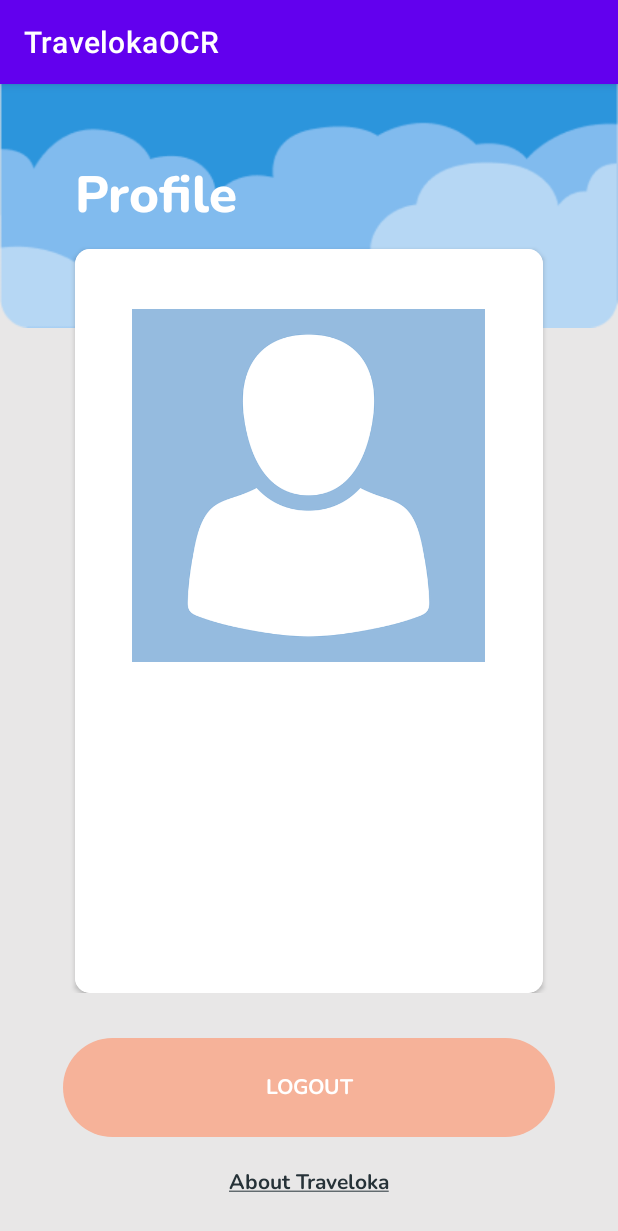
After one commit to capstone-bangkit-c22-ky01/TravelokaOCR, an Android app: the ProfileActivity screen opened directly, with no data from a screen before it, on a phone screen of 412 x 824 dp. The commit adds this screen. Shown: the top 1231 px of the screen. Run offline under Robolectric (Android 15) with nearby library versions, the phone set to English and light mode, and no system bars.

Commit message:
profile .xml raw

```diff
--- a/app/src/main/AndroidManifest.xml
+++ b/app/src/main/AndroidManifest.xml
@@ -9,6 +9,9 @@
         android:roundIcon="@mipmap/ic_launcher_round"
         android:supportsRtl="true"
         android:theme="@style/Theme.TravelokaOCR">
+        <activity
+            android:name=".ui.profile.ProfileActivity"
+            android:exported="false" />
         <activity
             android:name=".ui.login.LoginActivity"
             android:exported="false" />
--- a/app/src/main/java/com/example/travelokaocr/customview/FullNameEditTextView.kt
+++ /dev/null
@@ -1,25 +0,0 @@
-package com.example.travelokaocr.customview
-
-import android.content.Context
-import android.graphics.Canvas
-import android.util.AttributeSet
-import android.view.View
-import androidx.appcompat.widget.AppCompatEditText
-import com.example.travelokaocr.R
-
-class FullNameEditTextView : AppCompatEditText {
-    constructor(context: Context) : super(context) {
-    }
-
-    constructor(context: Context, attrs: AttributeSet) : super(context, attrs) {
-
-    }
-
-    constructor(context: Context, attrs: AttributeSet, defStyleAttr: Int) : super(context, attrs, defStyleAttr) {
-
-    }
-
-    override fun onDraw(canvas: Canvas?) {
-        super.onDraw(canvas)
-    }
-}
--- /dev/null
+++ b/app/src/main/java/com/example/travelokaocr/ui/customview/AuthenticationButton.kt
@@ -0,0 +1,38 @@
+package com.example.travelokaocr.ui.customview
+
+import android.content.Context
+import android.graphics.Canvas
+import android.graphics.drawable.Drawable
+import android.util.AttributeSet
+import android.view.Gravity
+import androidx.appcompat.widget.AppCompatButton
+import androidx.core.content.ContextCompat
+import com.example.travelokaocr.R
+
+class AuthenticationButton: AppCompatButton {
+
+    private lateinit var enabledBackground: Drawable
+    private lateinit var disabledBackground: Drawable
+
+    constructor(context: Context) : super(context) {
+        init()
+    }
+
+    constructor(context: Context, attrs: AttributeSet) : super(context, attrs) {
+        init()
+    }
+
+    constructor(context: Context, attrs: AttributeSet, defStyleAttr: Int) : super(context, attrs, defStyleAttr) {
+        init()
+    }
+
+    override fun onDraw(canvas: Canvas?) {
+        super.onDraw(canvas)
+        background = if(isEnabled) enabledBackground else disabledBackground
+    }
+
+    private fun init() {
+        enabledBackground = ContextCompat.getDrawable(context, R.drawable.bg_button) as Drawable
+        disabledBackground = ContextCompat.getDrawable(context, R.drawable.bg_button_disabled) as Drawable
+    }
+}
--- a/app/src/main/java/com/example/travelokaocr/customview/EmailEditTextView.kt
+++ b/app/src/main/java/com/example/travelokaocr/ui/customview/EmailEditTextView.kt
@@ -1,4 +1,4 @@
-package com.example.travelokaocr.customview
+package com.example.travelokaocr.ui.customview
 
 import android.content.Context
 import android.graphics.Canvas
--- a/app/src/main/java/com/example/travelokaocr/customview/PasswordEditTextView.kt
+++ b/app/src/main/java/com/example/travelokaocr/ui/customview/FullNameEditTextView.kt
@@ -1,4 +1,4 @@
-package com.example.travelokaocr.customview
+package com.example.travelokaocr.ui.customview
 
 import android.content.Context
 import android.graphics.Canvas
@@ -7,7 +7,7 @@ import android.view.View
 import androidx.appcompat.widget.AppCompatEditText
 import com.example.travelokaocr.R
 
-class PasswordEditTextView : AppCompatEditText {
+class FullNameEditTextView : AppCompatEditText {
     constructor(context: Context) : super(context) {
     }
 
--- a/app/src/main/java/com/example/travelokaocr/customview/AuthenticationButton.kt
+++ b/app/src/main/java/com/example/travelokaocr/ui/customview/GoogleButton.kt
@@ -1,4 +1,4 @@
-package com.example.travelokaocr.customview
+package com.example.travelokaocr.ui.customview
 
 import android.content.Context
 import android.graphics.Canvas
@@ -9,30 +9,21 @@ import androidx.appcompat.widget.AppCompatButton
 import androidx.core.content.ContextCompat
 import com.example.travelokaocr.R
 
-class AuthenticationButton: AppCompatButton {
-
-    private lateinit var enabledBackground: Drawable
-    private lateinit var disabledBackground: Drawable
+class GoogleButton: AppCompatButton {
 
     constructor(context: Context) : super(context) {
-        init()
+
     }
 
     constructor(context: Context, attrs: AttributeSet) : super(context, attrs) {
-        init()
+
     }
 
     constructor(context: Context, attrs: AttributeSet, defStyleAttr: Int) : super(context, attrs, defStyleAttr) {
-        init()
+
     }
 
     override fun onDraw(canvas: Canvas?) {
         super.onDraw(canvas)
-        background = if(isEnabled) enabledBackground else disabledBackground
-    }
-
-    private fun init() {
-        enabledBackground = ContextCompat.getDrawable(context, R.drawable.bg_button) as Drawable
-        disabledBackground = ContextCompat.getDrawable(context, R.drawable.bg_button_disabled) as Drawable
     }
 }
--- a/app/src/main/java/com/example/travelokaocr/customview/GoogleButton.kt
+++ b/app/src/main/java/com/example/travelokaocr/ui/customview/PasswordEditTextView.kt
@@ -1,18 +1,14 @@
-package com.example.travelokaocr.customview
+package com.example.travelokaocr.ui.customview
 
 import android.content.Context
 import android.graphics.Canvas
-import android.graphics.drawable.Drawable
 import android.util.AttributeSet
-import android.view.Gravity
-import androidx.appcompat.widget.AppCompatButton
-import androidx.core.content.ContextCompat
+import android.view.View
+import androidx.appcompat.widget.AppCompatEditText
 import com.example.travelokaocr.R
 
-class GoogleButton: AppCompatButton {
-
+class PasswordEditTextView : AppCompatEditText {
     constructor(context: Context) : super(context) {
-
     }
 
     constructor(context: Context, attrs: AttributeSet) : super(context, attrs) {
--- /dev/null
+++ b/app/src/main/java/com/example/travelokaocr/ui/profile/ProfileActivity.kt
@@ -0,0 +1,14 @@
+package com.example.travelokaocr.ui.profile
+
+import androidx.appcompat.app.AppCompatActivity
+import android.os.Bundle
+import com.example.travelokaocr.databinding.ActivityProfileBinding
+
+class ProfileActivity : AppCompatActivity() {
+    private lateinit var binding : ActivityProfileBinding
+    override fun onCreate(savedInstanceState: Bundle?) {
+        super.onCreate(savedInstanceState)
+        binding = ActivityProfileBinding.inflate(layoutInflater)
+        setContentView(binding.root)
+    }
+}
--- a/app/src/main/res/layout/activity_login.xml
+++ b/app/src/main/res/layout/activity_login.xml
@@ -15,6 +15,7 @@
             android:id="@+id/rl_sign_up_banner"
             android:layout_width="match_parent"
             android:layout_height="wrap_content"
+            android:layout_marginTop="-5dp"
             app:layout_constraintTop_toTopOf="parent"
             app:layout_constraintEnd_toEndOf="parent"
             app:layout_constraintStart_toStartOf="parent">
@@ -65,7 +66,7 @@
             app:layout_constraintStart_toStartOf="parent"
             app:layout_constraintEnd_toEndOf="parent">
 
-            <com.example.travelokaocr.customview.EmailEditTextView
+            <com.example.travelokaocr.ui.customview.EmailEditTextView
                 android:id="@+id/etv_email"
                 android:layout_width="match_parent"
                 android:layout_height="60dp"
@@ -79,7 +80,7 @@
                 android:textColorHint="@color/font_hint"
                 tools:ignore="RtlSymmetry" />
 
-            <com.example.travelokaocr.customview.PasswordEditTextView
+            <com.example.travelokaocr.ui.customview.PasswordEditTextView
                 android:id="@+id/etv_password"
                 android:layout_width="match_parent"
                 android:layout_height="60dp"
@@ -93,7 +94,7 @@
                 android:textColorHint="@color/font_hint"
                 tools:ignore="RtlSymmetry"/>
 
-            <com.example.travelokaocr.customview.AuthenticationButton
+            <com.example.travelokaocr.ui.customview.AuthenticationButton
                 android:id="@+id/btn_login"
                 android:layout_width="match_parent"
                 android:layout_height="66dp"
@@ -138,7 +139,7 @@
                 android:background="@color/font"/>
         </LinearLayout>
 
-        <com.example.travelokaocr.customview.GoogleButton
+        <com.example.travelokaocr.ui.customview.GoogleButton
             android:id="@+id/btn_sign_up_with_google"
             android:layout_width="208dp"
             android:layout_height="60dp"
--- /dev/null
+++ b/app/src/main/res/layout/activity_profile.xml
@@ -0,0 +1,99 @@
+<?xml version="1.0" encoding="utf-8"?>
+<ScrollView xmlns:android="http://schemas.android.com/apk/res/android"
+    xmlns:app="http://schemas.android.com/apk/res-auto"
+    xmlns:tools="http://schemas.android.com/tools"
+    android:layout_width="match_parent"
+    android:layout_height="match_parent"
+    android:background="@color/bg_page"
+    tools:context=".ui.profile.ProfileActivity">
+
+    <androidx.constraintlayout.widget.ConstraintLayout
+        android:layout_width="match_parent"
+        android:layout_height="wrap_content">
+        <RelativeLayout
+            android:id="@+id/rl_profile"
+            android:layout_width="wrap_content"
+            android:layout_height="wrap_content"
+            app:layout_constraintTop_toTopOf="parent"
+            app:layout_constraintStart_toStartOf="parent"
+            app:layout_constraintEnd_toEndOf="parent">
+
+            <ImageView
+                android:layout_width="match_parent"
+                android:layout_height="wrap_content"
+                android:layout_marginTop="-5dp"
+                android:src="@drawable/bg_header_profile"
+                android:contentDescription="@string/bg_header_profile" />
+
+            <TextView
+                android:id="@+id/tv_profile"
+                android:layout_width="match_parent"
+                android:layout_height="wrap_content"
+                android:layout_marginStart="50dp"
+                android:layout_marginTop="50dp"
+                android:layout_marginEnd="50dp"
+                android:fontFamily="@font/nunito_extra_bold"
+                android:text="@string/profile"
+                android:textColor="@color/white"
+                android:textSize="34sp"
+                android:textStyle="bold"
+                app:layout_constraintEnd_toEndOf="parent"
+                app:layout_constraintStart_toStartOf="parent"
+                app:layout_constraintTop_toTopOf="parent" />
+
+            <androidx.cardview.widget.CardView
+                android:id="@+id/cv_profile_container"
+                android:layout_width="328dp"
+                android:layout_height="496dp"
+                android:layout_marginTop="110dp"
+                android:layout_marginStart="50dp"
+                android:layout_marginEnd="50dp"
+                app:cardCornerRadius="10dp">
+                <ImageView
+                    android:layout_width="match_parent"
+                    android:layout_height="match_parent"
+                    android:background="@color/white"
+                    android:contentDescription="@string/content_profile" />
+                <ImageView
+                    android:layout_width="235dp"
+                    android:layout_height="235dp"
+                    android:layout_marginTop="40dp"
+                    android:layout_gravity="center_horizontal"
+                    android:src="@drawable/avatar"/>
+            </androidx.cardview.widget.CardView>
+        </RelativeLayout>
+
+        <com.example.travelokaocr.ui.customview.AuthenticationButton
+            android:id="@+id/btn_logout"
+            app:layout_constraintStart_toStartOf="parent"
+            app:layout_constraintEnd_toEndOf="parent"
+            app:layout_constraintTop_toBottomOf="@+id/rl_profile"
+            android:layout_width="328dp"
+            android:layout_height="66dp"
+            android:layout_marginTop="30dp"
+            android:background="@drawable/bg_button"
+            android:enabled="false"
+            android:fontFamily="@font/nunito_bold"
+            android:text="@string/logout"
+            android:textColor="@color/white" />
+
+        <TextView
+            android:layout_width="wrap_content"
+            android:layout_height="wrap_content"
+            app:layout_constraintStart_toStartOf="parent"
+            app:layout_constraintEnd_toEndOf="parent"
+            app:layout_constraintTop_toBottomOf="@+id/btn_logout"
+            app:layout_constraintBottom_toBottomOf="parent"
+            android:layout_marginTop="20dp"
+            android:layout_marginBottom="80dp"
+            android:fontFamily="@font/nunito_bold"
+            android:text="@string/about_traveloka"
+            android:textColor="@color/font"
+            android:paddingStart="20dp"
+            android:paddingEnd="20dp"
+            android:textSize="14sp"
+            android:textStyle="bold"/>
+
+    </androidx.constraintlayout.widget.ConstraintLayout>
+
+</ScrollView>
--- a/app/src/main/res/layout/activity_register.xml
+++ b/app/src/main/res/layout/activity_register.xml
@@ -15,6 +15,7 @@
             android:id="@+id/rl_sign_up_banner"
             android:layout_width="match_parent"
             android:layout_height="wrap_content"
+            android:layout_marginTop="-5dp"
             app:layout_constraintTop_toTopOf="parent"
             app:layout_constraintEnd_toEndOf="parent"
             app:layout_constraintStart_toStartOf="parent">
@@ -64,7 +65,7 @@
             app:layout_constraintTop_toBottomOf="@+id/tv_sign_up"
             app:layout_constraintStart_toStartOf="parent"
             app:layout_constraintEnd_toEndOf="parent">
-            <com.example.travelokaocr.customview.FullNameEditTextView
+            <com.example.travelokaocr.ui.customview.FullNameEditTextView
                 android:id="@+id/etv_full_name"
                 android:layout_width="match_parent"
                 android:layout_height="60dp"
@@ -77,7 +78,7 @@
                 android:textColorHint="@color/font_hint"
                 tools:ignore="RtlSymmetry" />
 
-            <com.example.travelokaocr.customview.EmailEditTextView
+            <com.example.travelokaocr.ui.customview.EmailEditTextView
                 android:id="@+id/etv_email"
                 android:layout_width="match_parent"
                 android:layout_height="60dp"
@@ -91,7 +92,7 @@
                 android:textColorHint="@color/font_hint"
                 tools:ignore="RtlSymmetry" />
 
-            <com.example.travelokaocr.customview.PasswordEditTextView
+            <com.example.travelokaocr.ui.customview.PasswordEditTextView
                 android:id="@+id/etv_password"
                 android:layout_width="match_parent"
                 android:layout_height="60dp"
@@ -105,7 +106,7 @@
                 android:textColorHint="@color/font_hint"
                 tools:ignore="RtlSymmetry"/>
 
-            <com.example.travelokaocr.customview.AuthenticationButton
+            <com.example.travelokaocr.ui.customview.AuthenticationButton
                 android:id="@+id/btn_sign_up"
                 android:layout_width="match_parent"
                 android:layout_height="66dp"
@@ -150,7 +151,7 @@
                 android:background="@color/font"/>
         </LinearLayout>
 
-        <com.example.travelokaocr.customview.GoogleButton
+        <com.example.travelokaocr.ui.customview.GoogleButton
             android:id="@+id/btn_sign_up_with_google"
             android:layout_width="208dp"
             android:layout_height="60dp"
--- a/app/src/main/res/values/colors.xml
+++ b/app/src/main/res/values/colors.xml
@@ -23,4 +23,6 @@
 
     <color name="font">#263238</color>
     <color name="font_hint">#93999C</color>
+
+    <color name="bg_page">#E8E7E7</color>
 </resources>
--- a/app/src/main/res/values/strings.xml
+++ b/app/src/main/res/values/strings.xml
@@ -23,9 +23,14 @@
     <string name="login_underline"><u>Login</u></string>
     <string name="scan_ktp_title">Scan ID Card (KTP)</string>
     <string name="scan_ktp_desc">Adjust your ID Card (KTP) according to the box above to start scanning</string>
-    <string name="login"><u>Login</u></string>
+    <string name="login">Login</string>
     <string name="or_login_with">or login with</string>
     <string name="dont_have_an_account">Don\'t have an account?</string>
     <string name="sign_up_underline"><u>Sign up</u></string>
     <string name="vacation">user vacation image</string>
+    <string name="bg_header_profile">background header profile</string>
+    <string name="profile">Profile</string>
+    <string name="content_profile">content profile</string>
+    <string name="logout">Logout</string>
+    <string name="about_traveloka"><u>About Traveloka</u></string>
 </resources>
```
Also changed, not shown: app/src/main/res/drawable/avatar.png (added), app/src/main/res/drawable/bg_header_profile.png (added).
